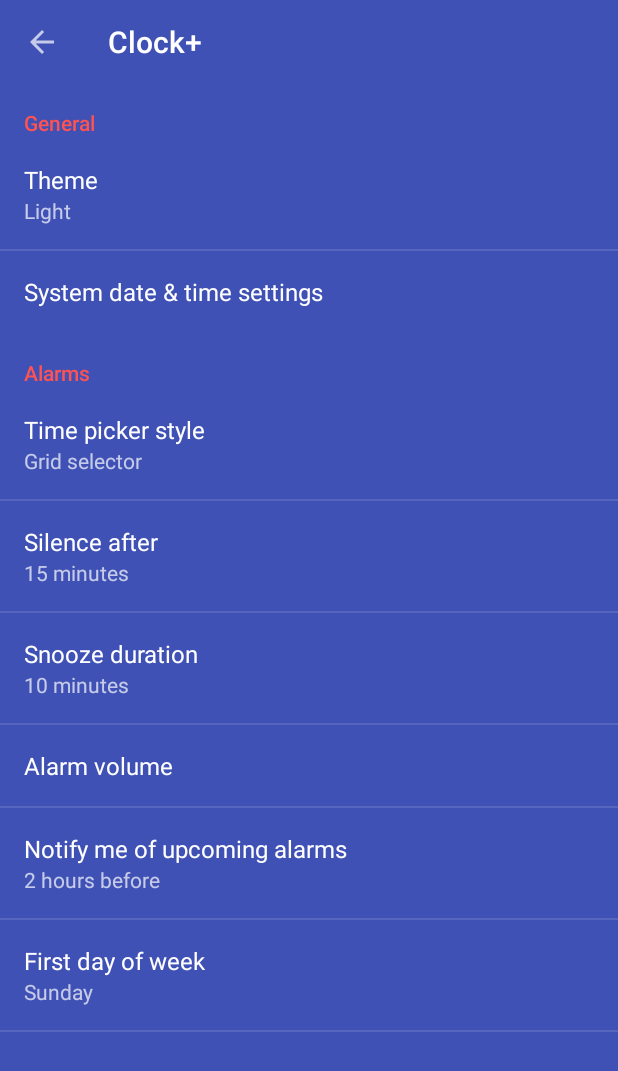
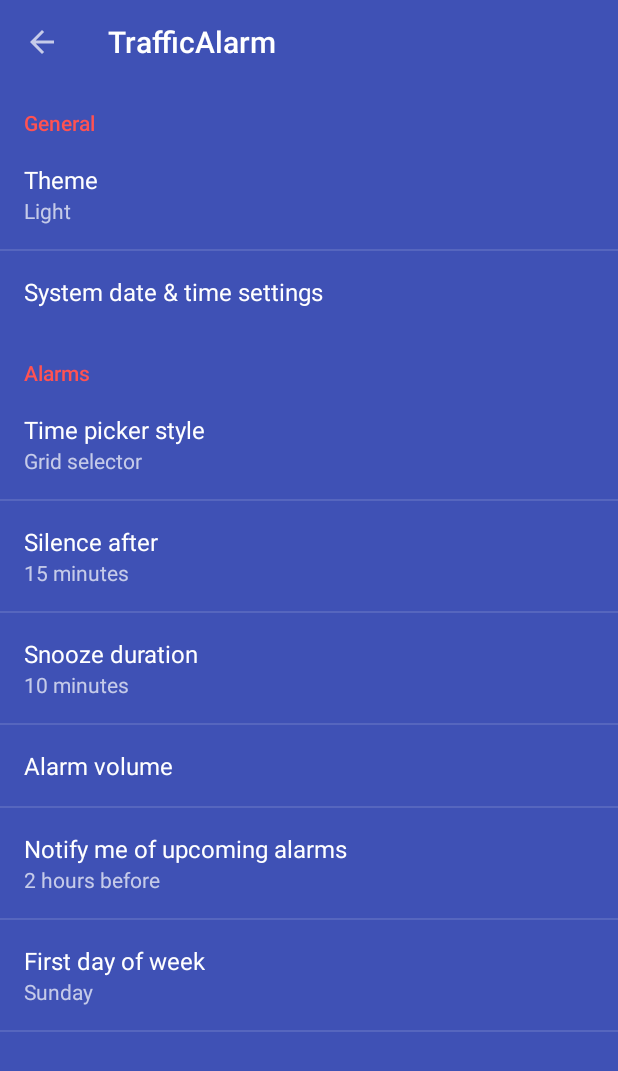
Before and after one commit to haayhappen/ClockPlus, an Android app: the SettingsActivity screen opened directly, with no data from a screen before it, on a phone screen of 412 x 824 dp. Shown: the top 1071 px of the screen. Run offline under Robolectric (Android 15) with nearby library versions, the phone set to English and light mode, and no system bars; our stand-ins replace ButterKnife.

Commit message:
Changed String resource app name to TrafficAlarm .. sounds way better

```diff
--- a/app/src/main/res/values/strings.xml
+++ b/app/src/main/res/values/strings.xml
@@ -15,7 +15,7 @@
   -->
 
 <resources xmlns:xliff="urn:oasis:names:tc:xliff:document:1.2">
-    <string name="app_name">Clock+</string>
+    <string name="app_name">TrafficAlarm</string>
     <string name="action_settings">Settings</string>
 
     <string name="title_activity_ringtone">Clock+</string>
```
